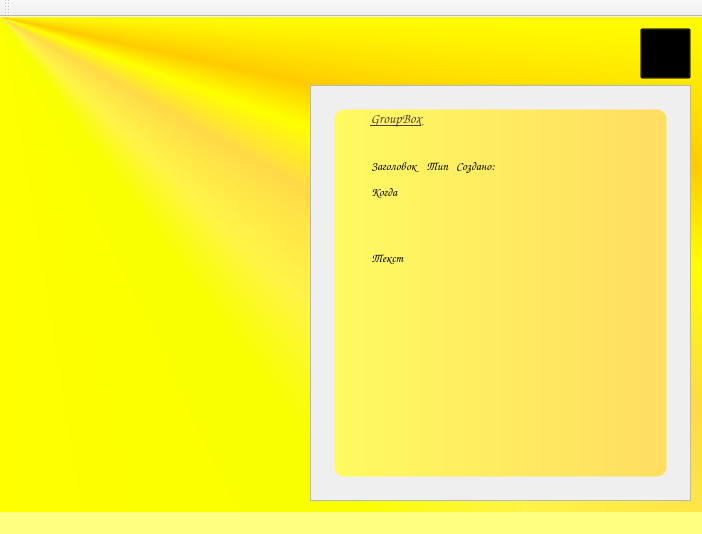
First picture: the form in MattyNotes/mattynotes.ui, repository MattyMatiss/MattyNotesOld, before the edit.
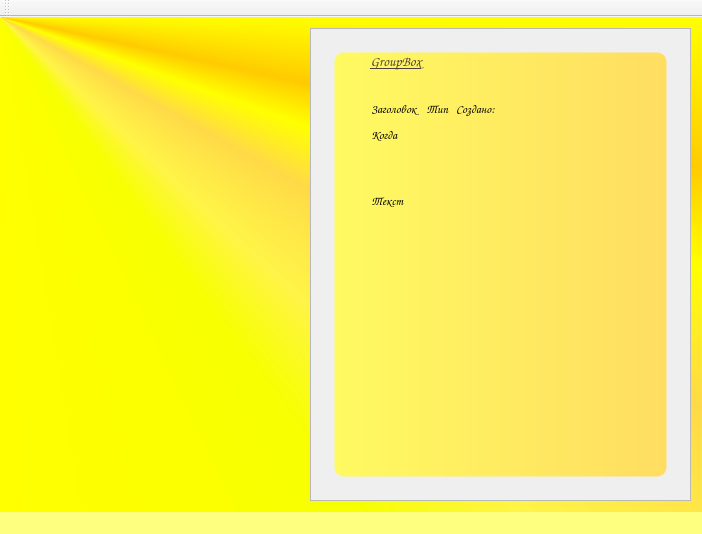
Second picture: the form after the edit. Icons and pictures are not drawn.

```diff
--- a/MattyNotes/mattynotes.ui
+++ b/MattyNotes/mattynotes.ui
@@ -24,52 +24,6 @@
    <layout class="QGridLayout" name="gridLayout">
     <item row="0" column="1">
      <layout class="QVBoxLayout" name="verticalLayout_3">
-      <item>
-       <layout class="QHBoxLayout" name="horizontalLayout_3">
-        <item>
-         <spacer name="horizontalSpacer_3">
-          <property name="orientation">
-           <enum>Qt::Horizontal</enum>
-          </property>
-          <property name="sizeHint" stdset="0">
-           <size>
-            <width>18</width>
-            <height>20</height>
-           </size>
-          </property>
-         </spacer>
-        </item>
-        <item>
-         <widget class="QPushButton" name="addNoteButton">
-          <property name="minimumSize">
-           <size>
-            <width>51</width>
-            <height>51</height>
-           </size>
-          </property>
-          <property name="maximumSize">
-           <size>
-            <width>51</width>
-            <height>51</height>
-           </size>
-          </property>
-          <property name="styleSheet">
-           <string notr="true">#addNoteButton { background-color: transparent;
-background-image: url(:/MattyNotes/AddNote.png);
-color: transparent;
-font-weight: bold;
-font-style: italic;
-font-family: Comic Sans MS; }
-#addNoteButton:hover { background-image: url(:/MattyNotes/AddNoteHoverWithPen.png); 
-color: #6d6f6d; }</string>
-          </property>
-          <property name="text">
-           <string/>
-          </property>
-         </widget>
-        </item>
-       </layout>
-      </item>
       <item>
        <widget class="QScrollArea" name="scrollArea">
         <property name="styleSheet">
@@ -85,7 +39,7 @@
            <x>0</x>
            <y>0</y>
            <width>337</width>
-           <height>402</height>
+           <height>461</height>
           </rect>
          </property>
          <layout class="QGridLayout" name="gridLayout_2">
```
